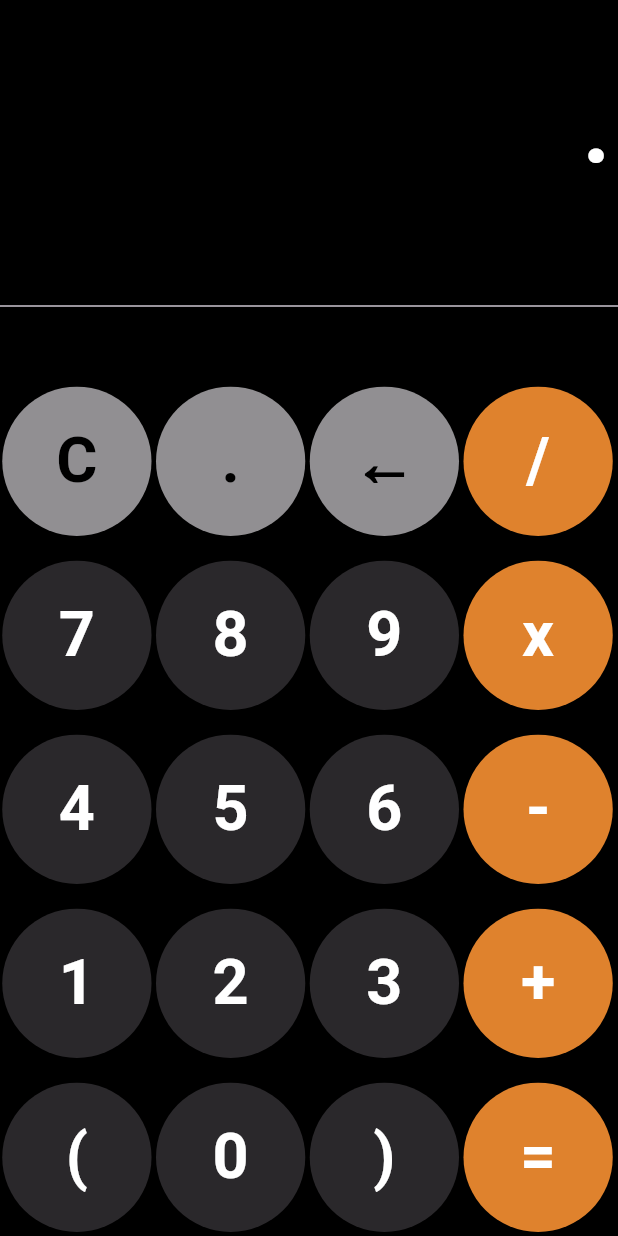
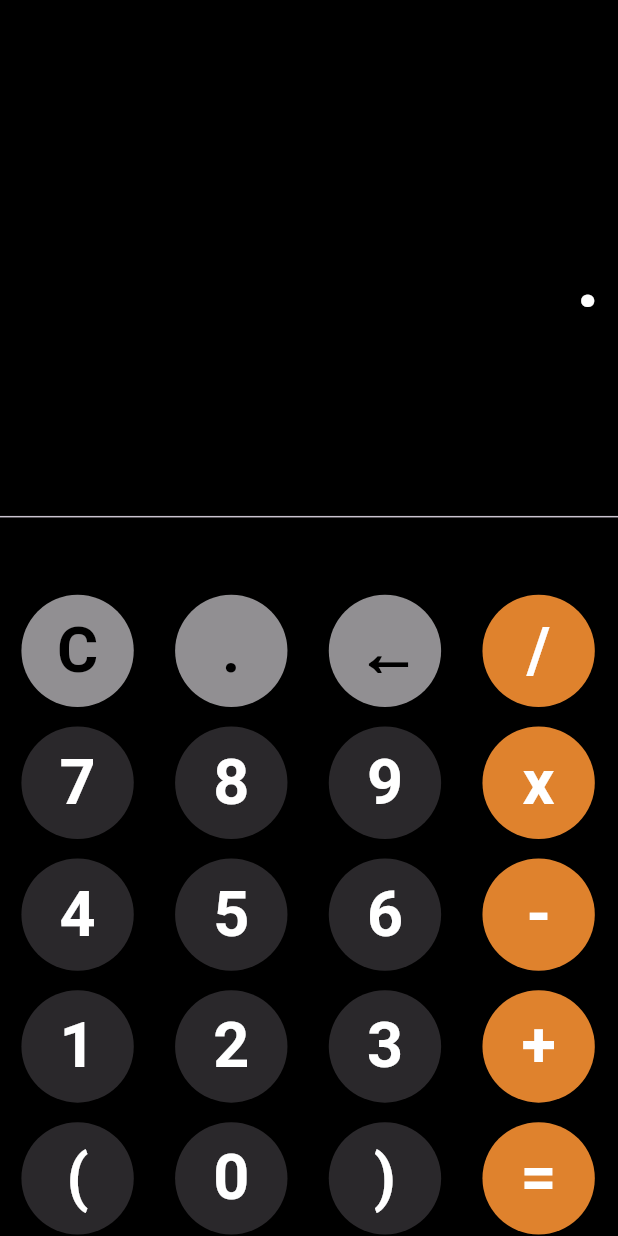
Before and after one commit to EmrahPsl/Calculator, a Flutter app: the screen it shows after launch, after a tap on an icon or button, on a phone screen of 412 x 824 dp. Run offline on Flutter 3.47's test engine with Material 3 defaults, Android fonts, the phone set to English and light mode, and no system bars; our stand-ins replace math_expressions.

Commit message:
proje son hali

```diff
--- a/lib/calculator.dart
+++ b/lib/calculator.dart
@@ -11,57 +11,43 @@ class Calculator extends StatefulWidget {
 
 class CalculatorState extends State<Calculator> {
 
+  String input = "";
   String output = "";
   double num1 = 0;
   double num2 = 0;
   String operand = "";
 
-  void buttonPressed(String text){
+  void buttonPressed(text){
 
-    if (text == "C"){
+    if (text == "C") {
+      input = "";
       output = "";
-      num1 = 0;
-      num2 = 0;
-      operand = "";
 
-    }else if (text == "+" || text == "-" || text == "x" || text == "/" || text == "%" ) {
-      num1 = double.parse(output);
-      operand = text;
-      output = "";
-    } else if (text == "←") {
-      setState(() {
-        output = output.substring(0, output.length-1);
-        if(output.isEmpty){output="";}
-      });
-    }else if (text == "(" || text == ")"){
-      setState(() {
-        output += text;
-      });
+    }else if (text == "←") {
+      if(input.isNotEmpty){
+        input = input.substring(0, input.length-1);
+        if(input.isEmpty){input="";}
       }
-    else if (text == "="){
-      num2 = double.parse(output);
-      if(operand=="+"){
-        output = (num1+num2).toString();
+    } else if (text == "="){  // burada parse metodu ile matamatiksel fonksionları aktif hale getirdik.
+      if(input.isNotEmpty) {
+        var userInput = input;
+        userInput = input.replaceAll("x", "*");
+        Parser p = Parser();
+        Expression expression = p.parse(userInput);
+        ContextModel cm = ContextModel();
+        var finalValue = expression.evaluate(EvaluationType.REAL, cm);
+        output = finalValue.toString();
+        if (output.endsWith(".0")) {
+          output = output.substring(0, output.length - 2);
         }
-      if(operand=="-"){
-        output = (num1-num2).toString();
       }
-      if(operand=="x"){
-        output = (num1*num2).toString();
-      }
-      if(operand=="/"){
-        output = (num1/num2).toString();
-      }
-      num1 =0;
-      num2 = 0;
-      operand ="";
     }else {
-      output += text;
+      input = input + text;
     }
     setState(() {});
   }
 
-  Widget buildButton(String text) {
+  Widget buildButton(text) {
 
     var ekranBilgisi =
     MediaQuery.of(context); // Ekran bilgisini almak için yazılmalı
@@ -83,9 +69,10 @@ class CalculatorState extends State<Calculator> {
       textColor = sayilarRenk;
     }
 
-    return Padding(
-      padding: const EdgeInsets.only(left: 1.5, right: 1.5, top:12.0, bottom: 1.0),
-      child: Expanded(
+    return Column(
+        children :  [
+          Padding(
+            padding: const EdgeInsets.only(left: 9, right: 8, top:12.0, bottom: 1.0),
             child: ElevatedButton(
               onPressed: () {
                 buttonPressed(text);
@@ -95,7 +82,7 @@ class CalculatorState extends State<Calculator> {
                 shape: const CircleBorder(),
               ),
               child: SizedBox(
-            width: ekranGenisligi/8, height: ekranYuksekligi/8,
+                width: ekranGenisligi/11, height: ekranYuksekligi/11,
                 child: Center(
                   child: Text(
                     text,
@@ -108,6 +95,8 @@ class CalculatorState extends State<Calculator> {
               ),
             ),
           ),
+
+        ]
     );
   }
 
@@ -121,21 +110,40 @@ class CalculatorState extends State<Calculator> {
       ),*/
       body: Column(
         mainAxisAlignment: MainAxisAlignment.end,
-        children: <Widget>[
+        children: [
           Expanded(
             child: Container(
-                alignment: Alignment.topRight,
-                padding: const EdgeInsets.only(top:40, right:5),
-                child: Text(
+              width: double.infinity,
+              padding: const EdgeInsets.all(12),
+              child: Column(
+              mainAxisAlignment: MainAxisAlignment.end,
+              crossAxisAlignment: CrossAxisAlignment.end,
+              children : [
+                Text(
+                  input,
+                  style: const TextStyle(fontSize: 54,
+                      fontWeight: FontWeight.bold, color: Colors.white),
+                ),
+                const SizedBox(
+                  height: 40,
+                ),
+                Text(
                   output,
-                  style: const TextStyle(fontSize: 64.0, fontWeight: FontWeight.bold, color: Colors.white),
+                  style: TextStyle(fontSize: 42,
+                      fontWeight: FontWeight.bold, color: Colors.white.withOpacity(0.5),),
+                ),
+              ]
               ),
             ),
           ),
-          const Padding(
+
+          const Column(
+              children : [
+                Padding(
                   padding: EdgeInsets.only(bottom:32),
-            child:  Expanded(child: Divider(), // Aradaki line için eklendi.
+                  child:   Divider(), // Aradaki line için eklendi.
                 ),
+              ]
           ),
           Row(
             children: <Widget>[
--- a/lib/main.dart
+++ b/lib/main.dart
@@ -19,7 +19,7 @@ class MyApp extends StatelessWidget {
         colorScheme: ColorScheme.fromSeed(seedColor: Colors.deepPurple),
         useMaterial3: true,
       ),
-      home: Calculator(),
+      home: const Calculator(),
     );
   }
 }
--- a/pubspec.yaml
+++ b/pubspec.yaml
@@ -30,11 +30,13 @@ environment:
 dependencies:
   flutter:
     sdk: flutter
-  math_expressions: ^2.0.0 #parantez tuşlarımın çalışması için bu paketi eklemem gerekti.
+
 
   # The following adds the Cupertino Icons font to your application.
   # Use with the CupertinoIcons class for iOS style icons.
   cupertino_icons: ^1.0.2
+  math_expressions: ^2.4.0
+
 
 dev_dependencies:
   flutter_test:
```
Also changed, not shown: 1 other file. Lines whose indentation alone changed are shown as unchanged.
